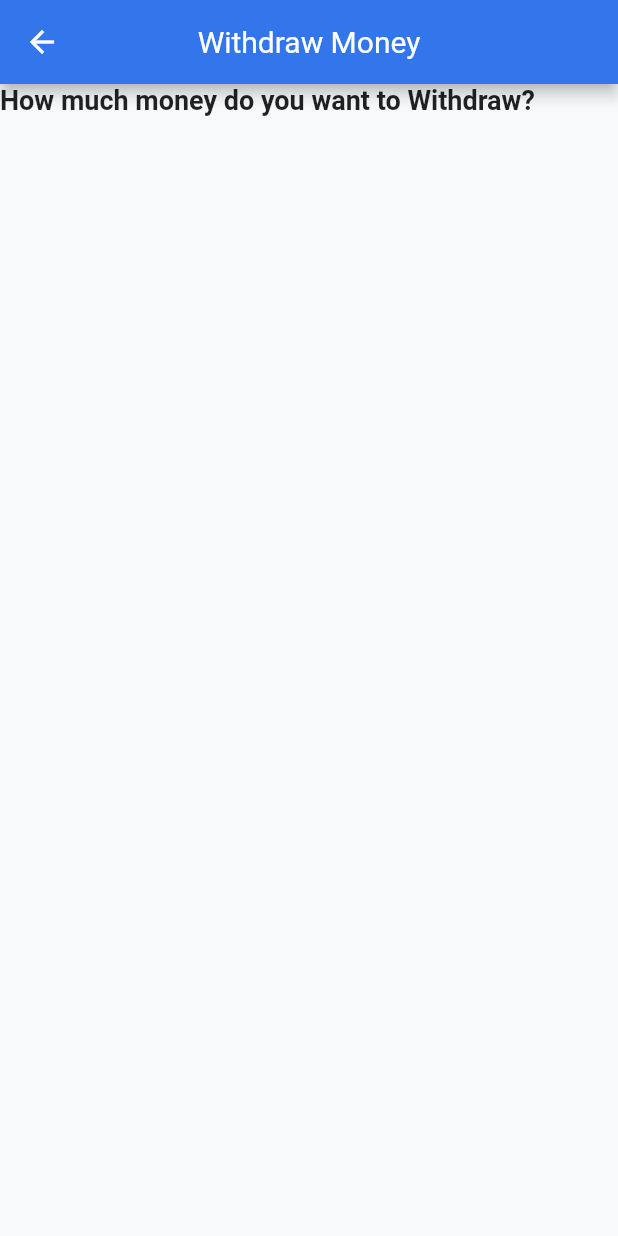
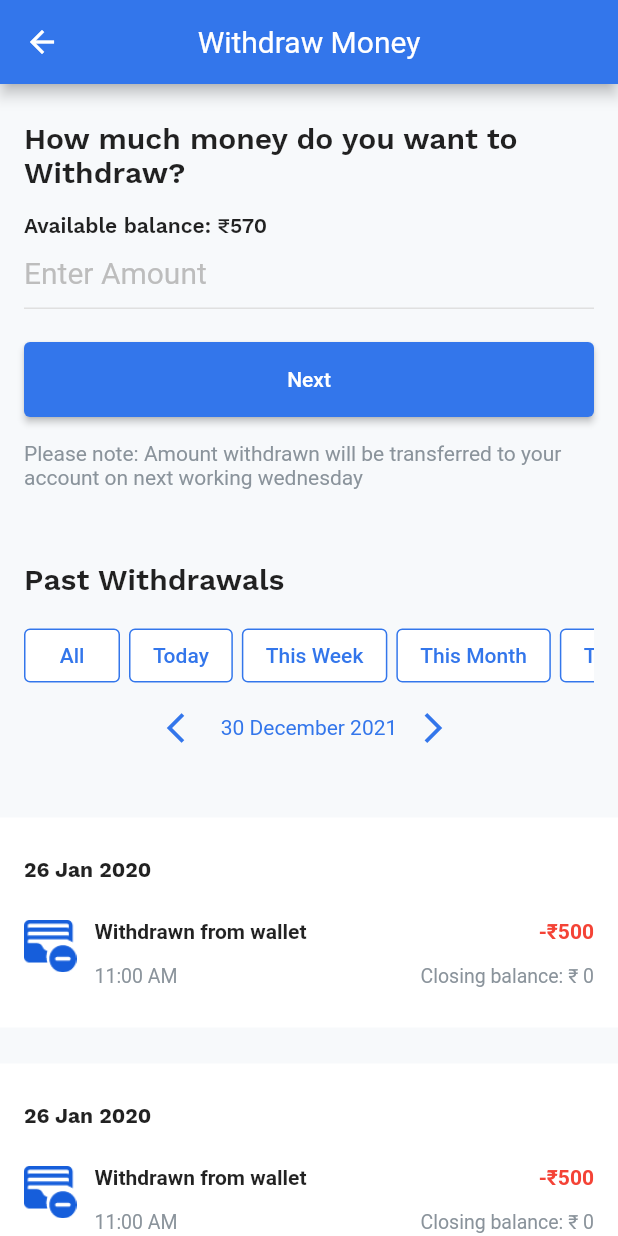
Before and after one commit to prateek-aher/2De, a Flutter app: the WithDrawMoney screen opened directly, on a phone screen of 412 x 824 dp. Run offline on Flutter 3.47's test engine with Material 2 defaults, Android fonts, the phone set to English and light mode, and no system bars; our stand-ins replace camera, image_picker, otp_text_field, shared_preferences; missing offline and left inert: flutter_swipe_button, qr_code_scanner; accounts and stored records are empty; network calls fail.

Commit message:
Withdraw money UI

```diff
--- a/lib/Providers/BagProvider.dart
+++ b/lib/Providers/BagProvider.dart
@@ -1,5 +1,4 @@
 import 'package:delivery/CommonWidget/Snackbar.dart';
-import 'package:delivery/Models/my_bag.dart';
 import 'package:delivery/Network/Api_Provider.dart';
 import 'package:delivery/Utils/endpoints.dart';
 import 'package:flutter/material.dart';
@@ -58,7 +57,7 @@ class BagProvider extends ChangeNotifier {
       print(response);
       if (response != null) {
         if (response["status"] == 'success') {
-          MyBagModel _myBag = MyBagModel.fromJson(response);
+          // MyBagModel _myBag = MyBagModel.fromJson(response);
           // _myBagItems = _myBag.data?.result ?? <dynamic>[];
           _myBagItems.clear();
           _myBagItems.addAll(_list);
--- a/lib/UI/Auth/NewAccount/create_password.dart
+++ b/lib/UI/Auth/NewAccount/create_password.dart
@@ -52,7 +52,8 @@ class _CreatePasswordState extends State<CreatePassword> {
                       controller: _password,
                       //obscureText: _obscureTextPassword,
                       style: const TextStyle(
-                          fontFamily: 'WorkSansSemiBold',
+                          fontFamily: 'WorkSans',
+                          fontWeight: FontWeight.w500,
                           fontSize: 16.0,
                           color: Colors.black),
                       decoration: InputDecoration(
@@ -86,7 +87,7 @@ class _CreatePasswordState extends State<CreatePassword> {
                   ),
                   TextFormField(
                     //focusNode: focusNodePassword,
-                    //controller: loginPasswordController,
+                    controller: _confirmPassword,
                     //obscureText: _obscureTextPassword,
                     style: const TextStyle(
                         fontFamily: 'WorkSansSemiBold',
@@ -108,8 +109,9 @@ class _CreatePasswordState extends State<CreatePassword> {
                     obscureText: true,
                     textInputAction: TextInputAction.go,
                     validator: (args) {
-                      if (args != _password.text) {
-                        return "Password should be Same as Above";
+                      if (_confirmPassword.text.trim() !=
+                          _password.text.trim()) {
+                        return "Passwords don't match";
                       }
                     },
                     //autovalidate: true,
--- a/lib/UI/Main/Home/help.dart
+++ b/lib/UI/Main/Home/help.dart
@@ -3,7 +3,6 @@ import 'package:delivery/CommonWidget/CommonWidget.dart';
 import 'package:delivery/Providers/SosProvider.dart';
 import 'package:flutter/material.dart';
 import 'package:provider/provider.dart';
-import 'package:provider/src/provider.dart';
 
 class Help extends StatelessWidget {
   const Help({Key? key}) : super(key: key);
--- a/lib/UI/Main/PassBook.dart
+++ b/lib/UI/Main/PassBook.dart
@@ -1,7 +1,9 @@
 import 'package:delivery/CommonWidget/CommonWidget.dart';
-import 'package:delivery/UI/Main/WithdrawMoney.dart';
+import 'package:delivery/UI/Main/passbook/WithdrawMoney.dart';
 import 'package:delivery/Utils/colors.dart';
 import 'package:flutter/material.dart';
+
+import 'passbook/earning_history_filter.dart';
 
 class Passbook extends StatefulWidget {
   const Passbook({Key? key}) : super(key: key);
@@ -130,7 +132,12 @@ class _PassbookState extends State<Passbook> {
               child: Row(
                 children: [
                   TextButton.icon(
-                      onPressed: () {},
+                      onPressed: () {
+                        Navigator.push(
+                            context,
+                            MaterialPageRoute(
+                                builder: (context) => EarningHistoryFilter()));
+                      },
                       icon: Image.asset(
                         'assets/filter.png',
                         scale: 2,
--- a/lib/UI/Main/TakePhoto.dart
+++ b/lib/UI/Main/TakePhoto.dart
@@ -1,6 +1,5 @@
 import 'dart:io';
 
-import 'package:camera/camera.dart';
 import 'package:delivery/CommonWidget/CommonWidget.dart';
 import 'package:delivery/Providers/FindTaskProvider.dart';
 import 'package:delivery/UI/Main/Home/pickup_package.dart';
--- a/lib/UI/Main/WithdrawMoney.dart
+++ /dev/null
@@ -1,29 +0,0 @@
-import 'package:flutter/material.dart';
-
-class WithDrawMoney extends StatefulWidget {
-  const WithDrawMoney({Key? key}) : super(key: key);
-
-  @override
-  _WithDrawMoneyState createState() => _WithDrawMoneyState();
-}
-
-class _WithDrawMoneyState extends State<WithDrawMoney> {
-  @override
-  Widget build(BuildContext context) {
-    return Scaffold(
-      appBar: AppBar(
-        title: Text("Withdraw Money"),
-        centerTitle: true,
-      ),
-      body: SingleChildScrollView(
-        child: Column(children: [
-          Text("How much money do you want to Withdraw?",
-              style: TextStyle(
-                fontSize: 18,
-                fontWeight: FontWeight.bold,
-              ))
-        ]),
-      ),
-    );
-  }
-}
--- /dev/null
+++ b/lib/UI/Main/passbook/WithdrawMoney.dart
@@ -0,0 +1,241 @@
+import 'package:delivery/CommonWidget/CommonWidget.dart';
+import 'package:delivery/Utils/colors.dart';
+import 'package:flutter/cupertino.dart';
+import 'package:flutter/material.dart';
+import 'package:flutter/services.dart';
+import 'package:intl/intl.dart';
+
+class WithDrawMoney extends StatelessWidget {
+  WithDrawMoney({Key? key}) : super(key: key);
+  final int balance = 570;
+  final GlobalKey<FormState> _key = GlobalKey<FormState>();
+  @override
+  Widget build(BuildContext context) {
+    final margin = const EdgeInsets.symmetric(horizontal: 16);
+    return GestureDetector(
+      onTap: () {
+        FocusScope.of(context).unfocus();
+      },
+      child: Scaffold(
+        appBar: AppBar(
+          title: Text("Withdraw Money"),
+          centerTitle: true,
+        ),
+        body: ListView(
+          children: [
+            Container(
+              // color: Colors.white,
+              padding: margin.add(EdgeInsets.symmetric(vertical: 24)),
+              child: Column(
+                crossAxisAlignment: CrossAxisAlignment.start,
+                children: [
+                  Text("How much money do you want to Withdraw?",
+                      style: TextStyle(
+                          fontSize: 20,
+                          fontFamily: 'WorkSans',
+                          fontWeight: FontWeight.w600)),
+                  sbh(16),
+                  Text("Available balance: \u20b9$balance",
+                      style: TextStyle(
+                          fontSize: 14,
+                          fontFamily: 'WorkSans',
+                          fontWeight: FontWeight.w600)),
+                  Form(
+                    key: _key,
+                    child: TextFormField(
+                      inputFormatters: [FilteringTextInputFormatter.digitsOnly],
+                      keyboardType: TextInputType.phone,
+                      onFieldSubmitted: (v) {},
+                      validator: (value) {
+                        if ((int.tryParse(value!) ?? 0) > balance ||
+                            (int.tryParse(value) ?? 0) == 0)
+                          return 'Please enter a valid amount';
+                        if (value.isEmpty)
+                          return 'Empty';
+                        else
+                          return null;
+                      },
+                      decoration: InputDecoration(
+                          enabledBorder: UnderlineInputBorder(
+                              borderSide: BorderSide(color: Colors.grey[300]!)),
+                          focusedBorder: UnderlineInputBorder(
+                              borderSide: BorderSide(
+                                  color: Theme.of(context).primaryColor)),
+                          hintText: 'Enter Amount',
+                          hintStyle:
+                              TextStyle(color: Colors.grey[400], fontSize: 20)),
+                    ),
+                  ),
+                  sbh(22),
+                  SizedBox(
+                      height: 50,
+                      width: double.infinity,
+                      child: ElevatedButton(
+                          onPressed: () {
+                            // _key.currentState!.validate();
+                          },
+                          child: Text('Next'))),
+                  sbh(16),
+                  Text(
+                    'Please note: Amount withdrawn will be transferred to your account on next working wednesday',
+                    style: TextStyle(fontSize: 14, color: GREY5),
+                  ),
+                ],
+              ),
+            ),
+            Container(
+              padding: margin.add(EdgeInsets.symmetric(vertical: 24)),
+              child: Column(
+                crossAxisAlignment: CrossAxisAlignment.start,
+                children: [
+                  Text("Past Withdrawals",
+                      style: TextStyle(
+                          fontSize: 20,
+                          fontFamily: 'WorkSans',
+                          fontWeight: FontWeight.w600)),
+                  sbh(16),
+                  FilterWithdrawal(),
+                  Row(
+                    mainAxisAlignment: MainAxisAlignment.center,
+                    children: [
+                      IconButton(
+                          onPressed: () {},
+                          icon: Icon(Icons.arrow_back_ios,
+                              color: Theme.of(context).primaryColor)),
+                      Text(
+                        DateFormat('d MMMM y').format(DateTime.now()),
+                        style: TextStyle(color: Theme.of(context).primaryColor),
+                      ),
+                      IconButton(
+                          onPressed: () {},
+                          icon: Icon(
+                            Icons.arrow_forward_ios,
+                            color: Theme.of(context).primaryColor,
+                          )),
+                    ],
+                  ),
+                ],
+              ),
+            ),
+            ...List.generate(
+                5,
+                (index) => Container(
+                      height: 140,
+                      padding:
+                          margin.add(const EdgeInsets.symmetric(vertical: 14)),
+                      margin: const EdgeInsets.symmetric(vertical: 12),
+                      color: Colors.white,
+                      child: Column(
+                        crossAxisAlignment: CrossAxisAlignment.start,
+                        mainAxisAlignment: MainAxisAlignment.spaceAround,
+                        children: [
+                          Text(
+                            '26 Jan 2020',
+                            style: TextStyle(
+                              fontWeight: FontWeight.bold,
+                              fontFamily: 'WorkSans',
+                              fontSize: 14,
+                            ),
+                          ),
+                          Row(
+                            crossAxisAlignment: CrossAxisAlignment.start,
+                            children: [
+                              Image.asset(
+                                'assets/withdrawal.png',
+                                height: 35,
+                              ),
+                              sbw(12),
+                              Column(
+                                mainAxisAlignment:
+                                    MainAxisAlignment.spaceBetween,
+                                crossAxisAlignment: CrossAxisAlignment.start,
+                                children: [
+                                  Text('Withdrawn from wallet',
+                                      style: TextStyle(
+                                        fontWeight: FontWeight.bold,
+                                        fontSize: 14,
+                                      )),
+                                  sbh(14),
+                                  Text('11:00 AM',
+                                      style: TextStyle(
+                                          // fontWeight: FontWeight.bold,
+                                          fontSize: 13,
+                                          color: GREY5)),
+                                ],
+                              ),
+                              Spacer(),
+                              Column(
+                                mainAxisAlignment:
+                                    MainAxisAlignment.spaceBetween,
+                                crossAxisAlignment: CrossAxisAlignment.end,
+                                children: [
+                                  Text('-\u20b9500',
+                                      style: TextStyle(
+                                          fontWeight: FontWeight.bold,
+                                          fontSize: 14,
+                                          color: Colors.red)),
+                                  sbh(14),
+                                  Text('Closing balance: ₹ 0',
+                                      style: TextStyle(
+                                          // fontWeight: FontWeight.bold,
+                                          fontSize: 13,
+                                          color: GREY5)),
+                                ],
+                              )
+                            ],
+                          ),
+                        ],
+                      ),
+                    ))
+          ],
+        ),
+      ),
+    );
+  }
+}
+
+class FilterWithdrawal extends StatelessWidget {
+  const FilterWithdrawal({
+    Key? key,
+  }) : super(key: key);
+
+  @override
+  Widget build(BuildContext context) {
+    return SingleChildScrollView(
+      scrollDirection: Axis.horizontal,
+      child: Row(
+        children: [
+          OutlinedButton(
+            child: Text('All'),
+            onPressed: () {},
+            style: OutlinedButton.styleFrom(backgroundColor: Colors.white),
+          ),
+          sbw(6),
+          OutlinedButton(
+            child: Text('Today'),
+            onPressed: () {},
+            style: OutlinedButton.styleFrom(backgroundColor: Colors.white),
+          ),
+          sbw(6),
+          OutlinedButton(
+            child: Text('This Week'),
+            onPressed: () {},
+            style: OutlinedButton.styleFrom(backgroundColor: Colors.white),
+          ),
+          sbw(6),
+          OutlinedButton(
+            child: Text('This Month'),
+            onPressed: () {},
+            style: OutlinedButton.styleFrom(backgroundColor: Colors.white),
+          ),
+          sbw(6),
+          OutlinedButton(
+            child: Text('This Year'),
+            onPressed: () {},
+            style: OutlinedButton.styleFrom(backgroundColor: Colors.white),
+          ),
+        ],
+      ),
+    );
+  }
+}
--- a/lib/UI/Onbording/splash_screen.dart
+++ b/lib/UI/Onbording/splash_screen.dart
@@ -1,6 +1,5 @@
 import 'package:delivery/UI/Auth/send_otp.dart';
 import 'package:delivery/UI/Main/Homepage.dart';
-import 'package:delivery/UI/Main/TakePhoto.dart';
 import 'package:flutter/material.dart';
 import 'package:shared_preferences/shared_preferences.dart';
 
--- a/lib/Utils/colors.dart
+++ b/lib/Utils/colors.dart
@@ -2,6 +2,7 @@ import 'package:flutter/cupertino.dart';
 
 const Color APP_COLOR = const Color(0xFF165EDB);
 const Color PRIMARY_COLOR = const Color(0xFF3376EB);
+const Color GREY5 = const Color(0xff8A939B);
 const Color GREY7 = const Color(0xffC4C9CD);
 const Color GREY8 = const Color(0xffe2e4e6);
 const Color BLACK1 = const Color(0xff232629);
```
Also changed, not shown: assets/withdrawal.png (added).
